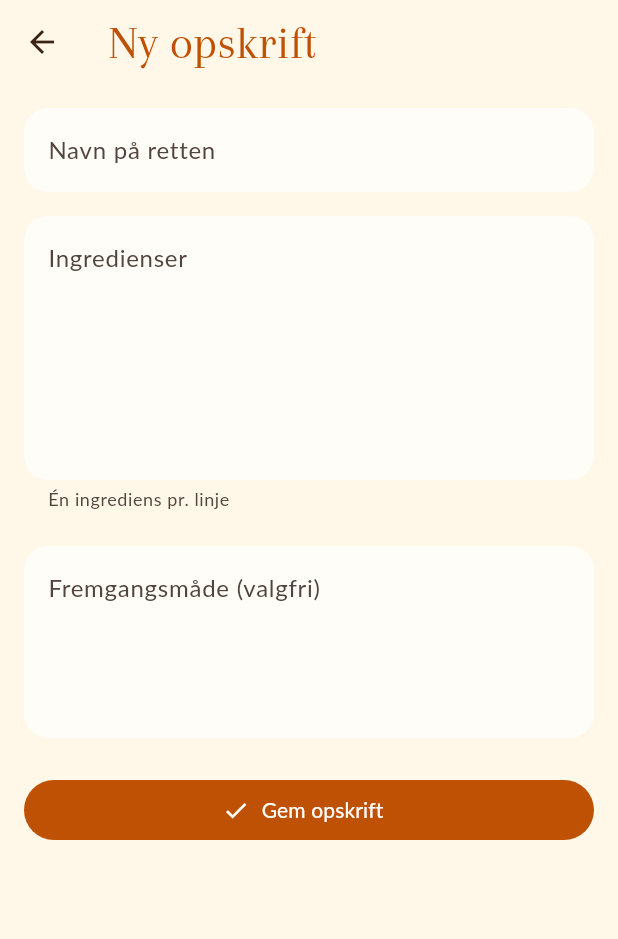
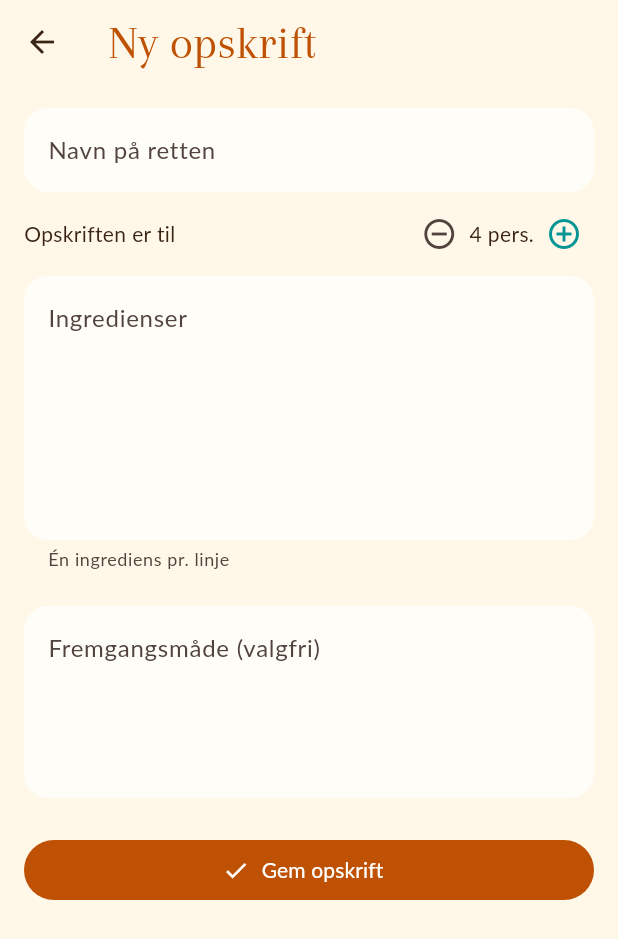
Before and after one commit to DigiIDA/madplan, a Flutter app: the screen it shows after launch, after a tap on "Ny opskrift", on a phone screen of 412 x 824 dp. Shown: the top 939 px of the screen. Run offline on Flutter 3.47's test engine with Material 3 defaults, Android fonts, the phone set to English and light mode, and no system bars; our stand-ins replace shared_preferences.

Commit message:
feat: scale recipes by number of people per plan day
Co-Authored-By: Claude Opus 5.5 <noreply@anthropic.com>

```diff
--- a/lib/domain/models.dart
+++ b/lib/domain/models.dart
@@ -1,5 +1,8 @@
 import 'names.dart';
 import 'quantity.dart';
+
+const defaultServings = 4;
+const minServings = 1;
 
 final class ItemKey {
   ItemKey(this.name, this.dimension) : match = matchKey(name);
@@ -52,6 +55,9 @@ class Ingredient {
 
   double get baseAmount => amount * unit.baseFactor;
 
+  Ingredient scaled(double factor) =>
+      Ingredient(name: name, amount: amount * factor, unit: unit);
+
   Map<String, Object> toJson() => {
     'name': name,
     'amount': amount,
@@ -65,6 +71,7 @@ class Recipe {
     required this.name,
     required this.ingredients,
     this.instructions = '',
+    this.servings = defaultServings,
   });
 
   factory Recipe.fromJson(Map<String, dynamic> json) => Recipe(
@@ -75,17 +82,51 @@ class Recipe {
         Ingredient.fromJson(item as Map<String, dynamic>),
     ],
     instructions: json['instructions'] as String? ?? '',
+    servings: json['servings'] as int? ?? defaultServings,
   );
 
   final String id;
   final String name;
   final List<Ingredient> ingredients;
   final String instructions;
+  final int servings;
+
+  List<Ingredient> scaledTo(int people) => [
+    for (final item in ingredients) item.scaled(people / servings),
+  ];
 
   Map<String, Object> toJson() => {
     'id': id,
     'name': name,
     'ingredients': [for (final item in ingredients) item.toJson()],
     'instructions': instructions,
+    'servings': servings,
   };
 }
+
+class PlanEntry {
+  const PlanEntry({required this.recipeId, required this.servings});
+
+  factory PlanEntry.fromJson(Object json, Map<String, Recipe> recipes) =>
+      switch (json) {
+        final String id => PlanEntry(
+          recipeId: id,
+          servings: recipes[id]?.servings ?? defaultServings,
+        ),
+        final Map<String, dynamic> map => PlanEntry(
+          recipeId: map['recipeId'] as String,
+          servings: map['servings'] as int,
+        ),
+        _ => throw FormatException('Ukendt madplan-format: $json'),
+      };
+
+  final String recipeId;
+  final int servings;
+
+  PlanEntry withServings(int value) =>
+      PlanEntry(recipeId: recipeId, servings: value);
+
+  Map<String, Object> toJson() => {'recipeId': recipeId, 'servings': servings};
+}
+
+typedef PlannedMeal = ({Recipe recipe, int servings});
--- a/lib/domain/planning.dart
+++ b/lib/domain/planning.dart
@@ -1,6 +1,8 @@
 import 'models.dart';
+import 'quantity.dart';
 
 const _epsilon = 1e-9;
+const _wholePiece = 1.0;
 
 Stock toStock(Iterable<Ingredient> ingredients) {
   final stock = <ItemKey, double>{};
@@ -42,7 +44,8 @@ class ShoppingItem {
   }
 
   double get toBuy {
-    final size = packSize;
+    final size =
+        packSize ?? (key.dimension == Dimension.count ? _wholePiece : null);
     return size == null ? missing : (missing / size - _epsilon).ceil() * size;
   }
 }
--- a/lib/state/app_state.dart
+++ b/lib/state/app_state.dart
@@ -22,7 +22,7 @@ class AppState extends ChangeNotifier {
     this._prefs, {
     List<Recipe> recipes = const [],
     List<Ingredient> pantry = const [],
-    List<String> plan = const [],
+    List<PlanEntry> plan = const [],
     List<Ingredient> packSizes = const [],
     Set<String> checked = const {},
   }) : _recipes = recipes,
@@ -35,11 +35,16 @@ class AppState extends ChangeNotifier {
     final raw = prefs.getString(_storageKey);
     if (raw == null) return AppState._(prefs);
     final json = jsonDecode(raw) as Map<String, dynamic>;
+    final recipes = _decodeList(json['recipes'], Recipe.fromJson);
+    final byId = {for (final recipe in recipes) recipe.id: recipe};
     return AppState._(
       prefs,
-      recipes: _decodeList(json['recipes'], Recipe.fromJson),
+      recipes: recipes,
       pantry: _decodeList(json['pantry'], Ingredient.fromJson),
-      plan: [for (final id in json['plan'] as List? ?? const []) id as String],
+      plan: [
+        for (final entry in json['plan'] as List? ?? const [])
+          PlanEntry.fromJson(entry as Object, byId),
+      ],
       packSizes: _decodeList(json['packSizes'], Ingredient.fromJson),
       checked: {
         for (final key in json['checked'] as List? ?? const []) key as String,
@@ -50,20 +55,29 @@ class AppState extends ChangeNotifier {
   final SharedPreferences _prefs;
   List<Recipe> _recipes;
   List<Ingredient> _pantry;
-  List<String> _plan;
+  List<PlanEntry> _plan;
   List<Ingredient> _packSizes;
   Set<String> _checked;
 
   List<Recipe> get recipes => List.unmodifiable(_recipes);
   List<Ingredient> get pantry => List.unmodifiable(_pantry);
 
-  List<Recipe> get planRecipes {
+  List<PlannedMeal> get plannedMeals {
     final byId = {for (final recipe in _recipes) recipe.id: recipe};
-    return [for (final id in _plan) ?byId[id]];
+    return [
+      for (final entry in _plan)
+        if (byId[entry.recipeId] case final recipe?)
+          (recipe: recipe, servings: entry.servings),
+    ];
   }
 
-  Stock get needs =>
-      toStock(planRecipes.expand((recipe) => recipe.ingredients));
+  List<Recipe> get planRecipes => [
+    for (final meal in plannedMeals) meal.recipe,
+  ];
+
+  Stock get needs => toStock(
+    plannedMeals.expand((meal) => meal.recipe.scaledTo(meal.servings)),
+  );
 
   Stock get packSizes => {
     for (final pack in _packSizes) pack.key: pack.baseAmount,
@@ -96,7 +110,7 @@ class AppState extends ChangeNotifier {
 
   void deleteRecipe(String id) {
     _recipes = [..._recipes.where((recipe) => recipe.id != id)];
-    _plan = [..._plan.where((planned) => planned != id)];
+    _plan = [..._plan.where((entry) => entry.recipeId != id)];
     _commit();
   }
 
@@ -126,7 +140,17 @@ class AppState extends ChangeNotifier {
   }
 
   void addToPlan(String recipeId) {
-    _plan = [..._plan, recipeId];
+    final recipe = _recipes.firstWhere((recipe) => recipe.id == recipeId);
+    _plan = [
+      ..._plan,
+      PlanEntry(recipeId: recipeId, servings: recipe.servings),
+    ];
+    _commit();
+  }
+
+  void setServings(int index, int servings) {
+    if (servings < minServings) return;
+    _plan = [..._plan]..[index] = _plan[index].withServings(servings);
     _commit();
   }
 
@@ -160,7 +184,7 @@ class AppState extends ChangeNotifier {
   Map<String, Object> _toJson() => {
     'recipes': [for (final recipe in _recipes) recipe.toJson()],
     'pantry': [for (final item in _pantry) item.toJson()],
-    'plan': _plan,
+    'plan': [for (final entry in _plan) entry.toJson()],
     'packSizes': [for (final pack in _packSizes) pack.toJson()],
     'checked': _checked.toList(),
   };
--- a/lib/ui/recipe_edit_screen.dart
+++ b/lib/ui/recipe_edit_screen.dart
@@ -5,6 +5,7 @@ import '../domain/models.dart';
 import '../domain/parse.dart';
 import '../state/app_state.dart';
 import 'theme.dart';
+import 'widgets.dart';
 
 const _ingredientLines = 6;
 const _instructionLines = 4;
@@ -27,6 +28,7 @@ class _RecipeEditScreenState extends State<RecipeEditScreen> {
   late final _instructions = TextEditingController(
     text: widget.recipe?.instructions,
   );
+  late var _servings = widget.recipe?.servings ?? defaultServings;
 
   @override
   void dispose() {
@@ -53,6 +55,7 @@ class _RecipeEditScreenState extends State<RecipeEditScreen> {
         name: name,
         ingredients: ingredients,
         instructions: _instructions.text.trim(),
+        servings: _servings,
       ),
     );
     Navigator.of(context).pop();
@@ -105,7 +108,17 @@ class _RecipeEditScreenState extends State<RecipeEditScreen> {
             textCapitalization: TextCapitalization.sentences,
             decoration: const InputDecoration(labelText: 'Navn på retten'),
           ),
-          const SizedBox(height: Spacing.m),
+          const SizedBox(height: Spacing.s),
+          Row(
+            children: [
+              const Expanded(child: Text('Opskriften er til')),
+              ServingsStepper(
+                value: _servings,
+                onChanged: (value) => setState(() => _servings = value),
+              ),
+            ],
+          ),
+          const SizedBox(height: Spacing.s),
           TextField(
             controller: _ingredients,
             minLines: _ingredientLines,
--- a/lib/ui/recipes_screen.dart
+++ b/lib/ui/recipes_screen.dart
@@ -60,7 +60,10 @@ class RecipesScreen extends StatelessWidget {
                   recipe.name,
                   style: Theme.of(context).textTheme.titleLarge,
                 ),
-                subtitle: Text('${recipe.ingredients.length} ingredienser'),
+                subtitle: Text(
+                  '${recipe.ingredients.length} ingredienser · '
+                  '${recipe.servings} pers.',
+                ),
                 onTap: () => _openEditor(context, recipe),
                 trailing: IconButton(
                   tooltip: 'Læg på madplan',
--- a/lib/ui/shopping_screen.dart
+++ b/lib/ui/shopping_screen.dart
@@ -12,7 +12,7 @@ String describe(ShoppingItem item) {
   final size = item.packSize;
   final missing = formatBase(item.missing, dimension);
   return size == null
-      ? 'Køb $missing'
+      ? 'Køb ${formatBase(item.toBuy, dimension)}'
       : 'Køb ${item.packs} pk à ${formatBase(size, dimension)} '
             '(skal bruge $missing)';
 }
--- a/lib/ui/widgets.dart
+++ b/lib/ui/widgets.dart
@@ -1,6 +1,7 @@
 import 'package:flutter/material.dart';
 
 import '../domain/format.dart';
+import '../domain/models.dart';
 import '../domain/planning.dart';
 import 'theme.dart';
 
@@ -98,3 +99,34 @@ class SuggestionCard extends StatelessWidget {
     );
   }
 }
+
+class ServingsStepper extends StatelessWidget {
+  const ServingsStepper({
+    super.key,
+    required this.value,
+    required this.onChanged,
+  });
+
+  final int value;
+  final ValueChanged<int> onChanged;
+
+  @override
+  Widget build(BuildContext context) => Row(
+    mainAxisSize: MainAxisSize.min,
+    children: [
+      IconButton(
+        tooltip: 'Færre personer',
+        visualDensity: VisualDensity.compact,
+        icon: const Icon(Icons.remove_circle_outline),
+        onPressed: value > minServings ? () => onChanged(value - 1) : null,
+      ),
+      Text('$value pers.'),
+      IconButton(
+        tooltip: 'Flere personer',
+        visualDensity: VisualDensity.compact,
+        icon: const Icon(Icons.add_circle_outline, color: Palette.teal),
+        onPressed: () => onChanged(value + 1),
+      ),
+    ],
+  );
+}
```
Also changed, not shown: lib/ui/plan_screen.dart (+11 -3 lines), 5 other files.
